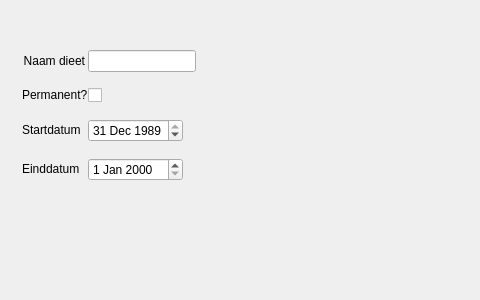
Old version of the form src/carereport/views/dietheader.ui in the repository Mholscher/carereport; both pictures show x 258 to 738 and y 0 to 300 of the 738 by 300 pixel window.
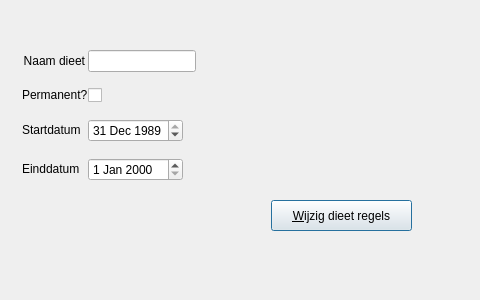
New version of the form.

Patch:
```diff
--- a/src/carereport/views/dietheader.ui
+++ b/src/carereport/views/dietheader.ui
@@ -231,6 +231,22 @@
     </item>
    </layout>
   </widget>
+  <widget class="QPushButton" name="changeLinesButton">
+   <property name="geometry">
+    <rect>
+     <x>529</x>
+     <y>200</y>
+     <width>141</width>
+     <height>31</height>
+    </rect>
+   </property>
+   <property name="text">
+    <string>&amp;Wijzig dieet regels</string>
+   </property>
+   <property name="default">
+    <bool>true</bool>
+   </property>
+  </widget>
  </widget>
  <resources/>
  <connections/>
```
Left out of the diff: 2 changed lines with no effect on the pictures.
